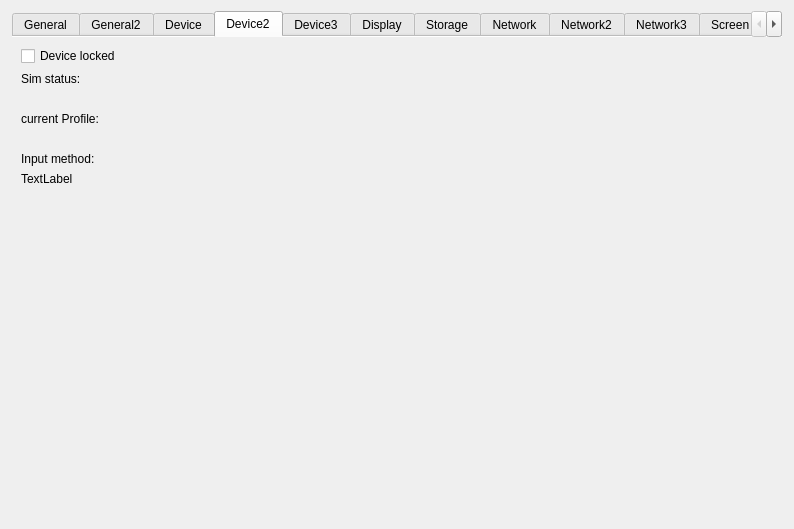
Before: the Qt Designer form examples/sysinfo/dialog_s60.ui in qtproject/qt-mobility, drawn with Qt 5.
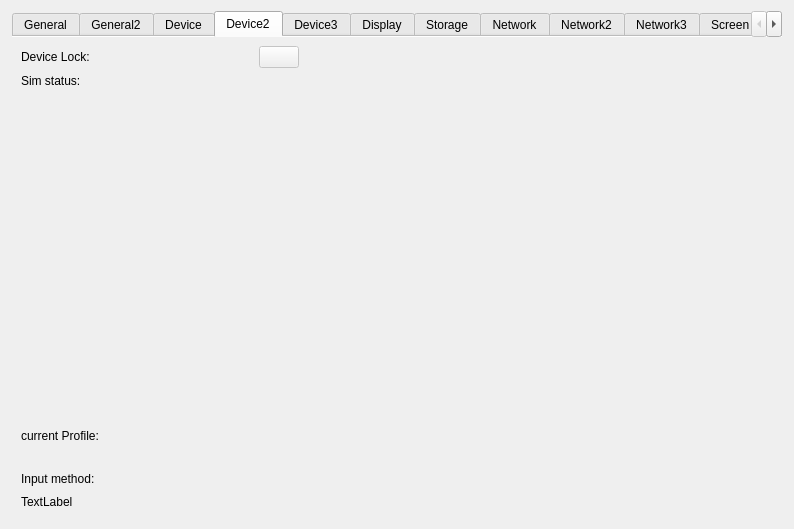
After: the same form once the commit is applied. The open tabs and pages were chosen to show the change. Icons and pictures are not drawn.

Commit message: fix build on s60

```diff
--- a/examples/sysinfo/dialog_s60.ui
+++ b/examples/sysinfo/dialog_s60.ui
@@ -522,18 +522,43 @@
       </attribute>
       <layout class="QGridLayout" name="gridLayout_16">
        <item row="0" column="0">
-        <widget class="QCheckBox" name="deviceLockCheckBox">
-         <property name="sizePolicy">
-          <sizepolicy hsizetype="Expanding" vsizetype="Fixed">
-           <horstretch>0</horstretch>
-           <verstretch>0</verstretch>
-          </sizepolicy>
+        <widget class="QLabel" name="label_6">
+         <property name="text">
+          <string>Device Lock:</string>
          </property>
+        </widget>
+       </item>
+       <item row="0" column="1">
+        <widget class="QPushButton" name="deviceLockPushButton">
+         <property name="enabled">
+          <bool>false</bool>
+         </property>
          <property name="text">
-          <string>Device locked</string>
+          <string/>
          </property>
+         <property name="icon">
+          <iconset resource="examples.qrc">
+           <normaloff>:/unlocked/general_unlock.png</normaloff>
+           <normalon>:/locked/general_locked.png</normalon>:/unlocked/general_unlock.png</iconset>
+         </property>
+         <property name="checkable">
+          <bool>true</bool>
+         </property>
         </widget>
        </item>
+       <item row="0" column="2" rowspan="2" colspan="2">
+        <spacer name="horizontalSpacer">
+         <property name="orientation">
+          <enum>Qt::Horizontal</enum>
+         </property>
+         <property name="sizeHint" stdset="0">
+          <size>
+           <width>468</width>
+           <height>20</height>
+          </size>
+         </property>
+        </spacer>
+       </item>
        <item row="1" column="0">
         <widget class="QLabel" name="label_37">
          <property name="sizePolicy">
@@ -547,6 +572,26 @@
          </property>
         </widget>
        </item>
+       <item row="2" column="0">
+        <widget class="QLabel" name="simStatusLabel">
+         <property name="text">
+          <string/>
+         </property>
+        </widget>
+       </item>
+       <item row="3" column="0" colspan="3">
+        <spacer name="verticalSpacer_14">
+         <property name="orientation">
+          <enum>Qt::Vertical</enum>
+         </property>
+         <property name="sizeHint" stdset="0">
+          <size>
+           <width>20</width>
+           <height>346</height>
+          </size>
+         </property>
+        </spacer>
+       </item>
        <item row="4" column="0">
         <widget class="QLabel" name="label_38">
          <property name="sizePolicy">
@@ -560,6 +605,13 @@
          </property>
         </widget>
        </item>
+       <item row="5" column="0">
+        <widget class="QLabel" name="profileLabel">
+         <property name="text">
+          <string/>
+         </property>
+        </widget>
+       </item>
        <item row="6" column="0">
         <widget class="QLabel" name="label_39">
          <property name="sizePolicy">
@@ -573,7 +625,7 @@
          </property>
         </widget>
        </item>
-       <item row="6" column="1" rowspan="2">
+       <item row="6" column="3">
         <spacer name="horizontalSpacer_13">
          <property name="orientation">
           <enum>Qt::Horizontal</enum>
@@ -602,33 +654,6 @@
          </property>
         </widget>
        </item>
-       <item row="8" column="0">
-        <spacer name="verticalSpacer_14">
-         <property name="orientation">
-          <enum>Qt::Vertical</enum>
-         </property>
-         <property name="sizeHint" stdset="0">
-          <size>
-           <width>20</width>
-           <height>346</height>
-          </size>
-         </property>
-        </spacer>
-       </item>
-       <item row="2" column="0">
-        <widget class="QLabel" name="simStatusLabel">
-         <property name="text">
-          <string/>
-         </property>
-        </widget>
-       </item>
-       <item row="5" column="0">
-        <widget class="QLabel" name="profileLabel">
-         <property name="text">
-          <string/>
-         </property>
-        </widget>
-       </item>
       </layout>
      </widget>
      <widget class="QWidget" name="sysdevicetab_3">
```
Left out of the diff: 6 changed lines with no effect on the pictures.
